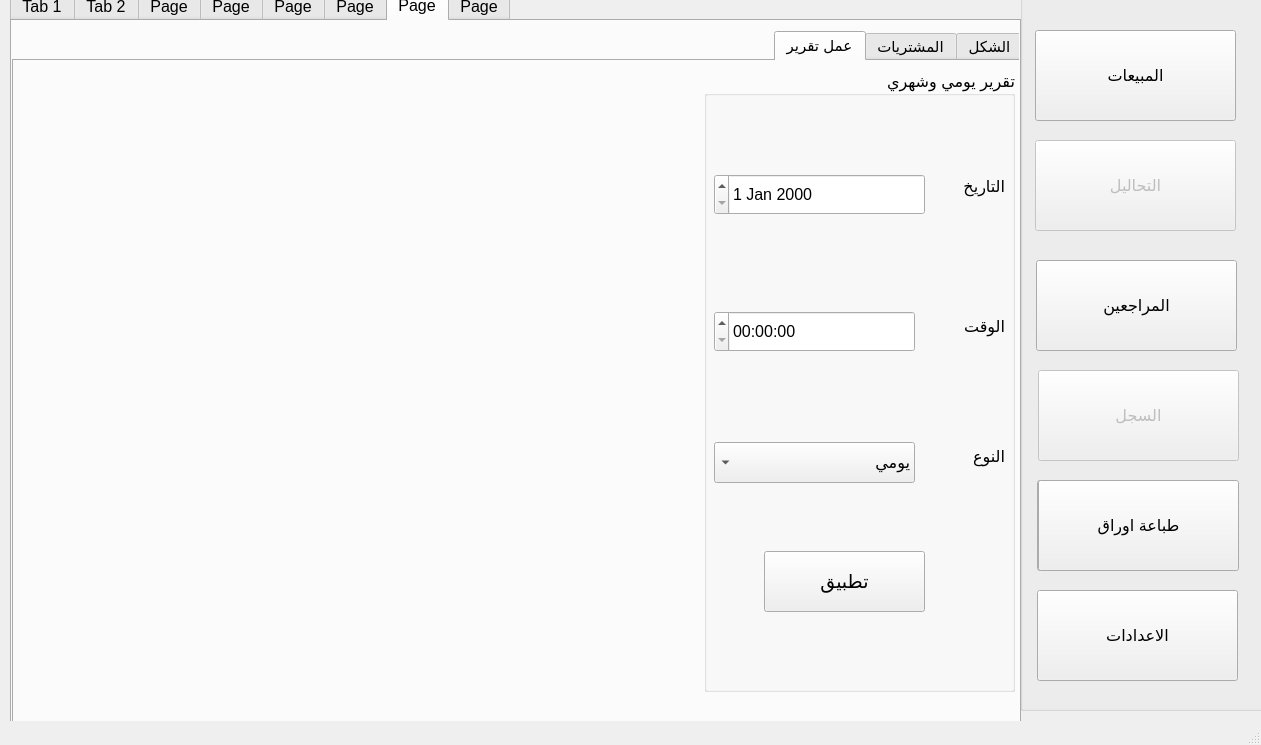
ameer810/analyst-pyqt5-project, file design.ui: the form before one commit.
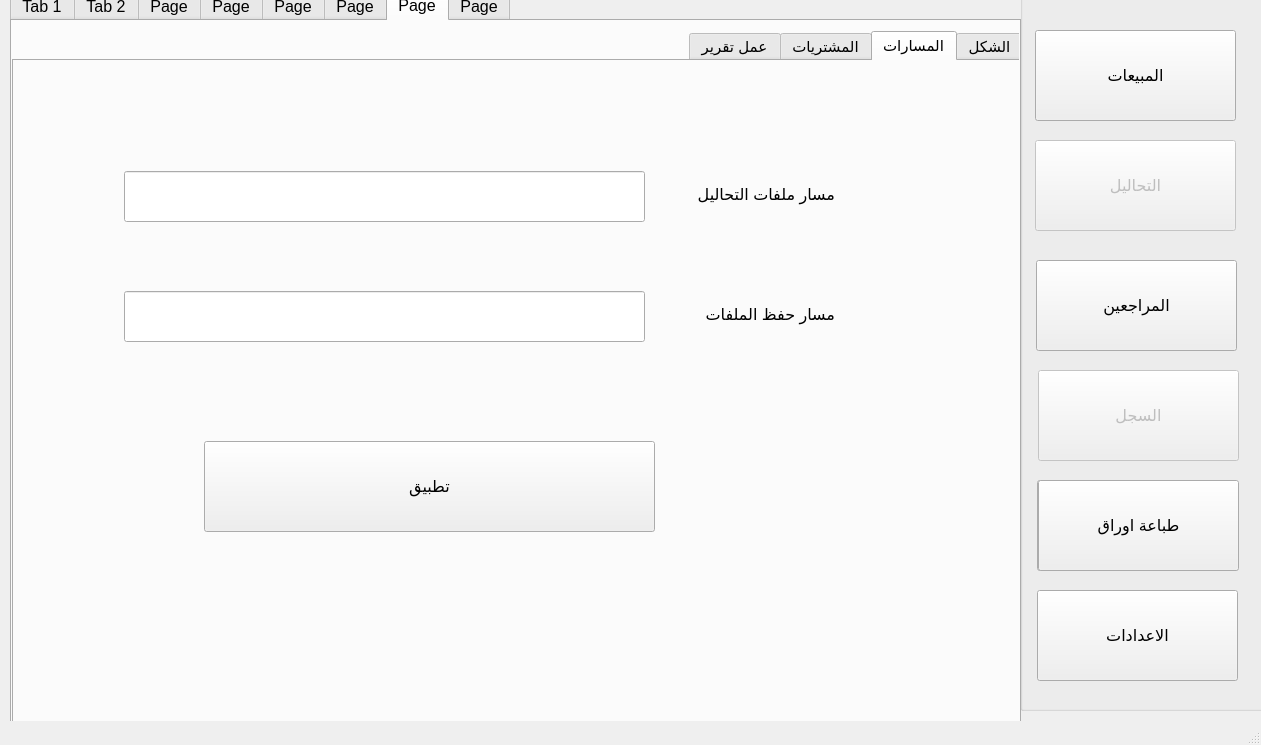
The form after the commit. The open tabs and pages were chosen to show the change. Icons and pictures are not drawn.

Patch:
```diff
--- a/design.ui
+++ b/design.ui
@@ -4779,6 +4779,9 @@
       <string>Page</string>
      </attribute>
      <widget class="QTabWidget" name="tabWidget_4">
+      <property name="enabled">
+       <bool>true</bool>
+      </property>
       <property name="geometry">
        <rect>
         <x>0</x>
@@ -4800,7 +4803,7 @@
        <string notr="true"/>
       </property>
       <property name="currentIndex">
-       <number>2</number>
+       <number>1</number>
       </property>
       <widget class="QWidget" name="tab_14">
        <attribute name="title">
@@ -9025,6 +9028,122 @@
         </property>
        </widget>
       </widget>
+      <widget class="QWidget" name="tab_10">
+       <attribute name="title">
+        <string>المسارات</string>
+       </attribute>
+       <widget class="QLabel" name="label_19">
+        <property name="geometry">
+         <rect>
+          <x>640</x>
+          <y>108</y>
+          <width>181</width>
+          <height>51</height>
+         </rect>
+        </property>
+        <property name="font">
+         <font>
+          <family>Segoe UI</family>
+          <pointsize>12</pointsize>
+          <weight>50</weight>
+          <bold>false</bold>
+         </font>
+        </property>
+        <property name="text">
+         <string>مسار ملفات التحاليل</string>
+        </property>
+       </widget>
+       <widget class="QLineEdit" name="lineEdit_14">
+        <property name="enabled">
+         <bool>true</bool>
+        </property>
+        <property name="geometry">
+         <rect>
+          <x>110</x>
+          <y>110</y>
+          <width>521</width>
+          <height>51</height>
+         </rect>
+        </property>
+        <property name="font">
+         <font>
+          <pointsize>13</pointsize>
+         </font>
+        </property>
+        <property name="placeholderText">
+         <string/>
+        </property>
+       </widget>
+       <widget class="QLabel" name="label_20">
+        <property name="geometry">
+         <rect>
+          <x>640</x>
+          <y>228</y>
+          <width>181</width>
+          <height>51</height>
+         </rect>
+        </property>
+        <property name="font">
+         <font>
+          <family>Segoe UI</family>
+          <pointsize>12</pointsize>
+          <weight>50</weight>
+          <bold>false</bold>
+         </font>
+        </property>
+        <property name="text">
+         <string>مسار حفظ الملفات</string>
+        </property>
+       </widget>
+       <widget class="QLineEdit" name="lineEdit_15">
+        <property name="enabled">
+         <bool>true</bool>
+        </property>
+        <property name="geometry">
+         <rect>
+          <x>110</x>
+          <y>230</y>
+          <width>521</width>
+          <height>51</height>
+         </rect>
+        </property>
+        <property name="font">
+         <font>
+          <pointsize>13</pointsize>
+         </font>
+        </property>
+        <property name="text">
+         <string/>
+        </property>
+        <property name="placeholderText">
+         <string/>
+        </property>
+       </widget>
+       <widget class="QPushButton" name="pushButton_24">
+        <property name="enabled">
+         <bool>true</bool>
+        </property>
+        <property name="geometry">
+         <rect>
+          <x>190</x>
+          <y>380</y>
+          <width>451</width>
+          <height>91</height>
+         </rect>
+        </property>
+        <property name="font">
+         <font>
+          <family>Segoe UI</family>
+          <pointsize>12</pointsize>
+          <weight>50</weight>
+          <bold>false</bold>
+         </font>
+        </property>
+        <property name="text">
+         <string>تطبيق</string>
+        </property>
+       </widget>
+      </widget>
       <widget class="QWidget" name="tab_15">
        <attribute name="title">
         <string>المشتريات</string>
```
Left out of the diff: 42 changed lines with no effect on the pictures.
